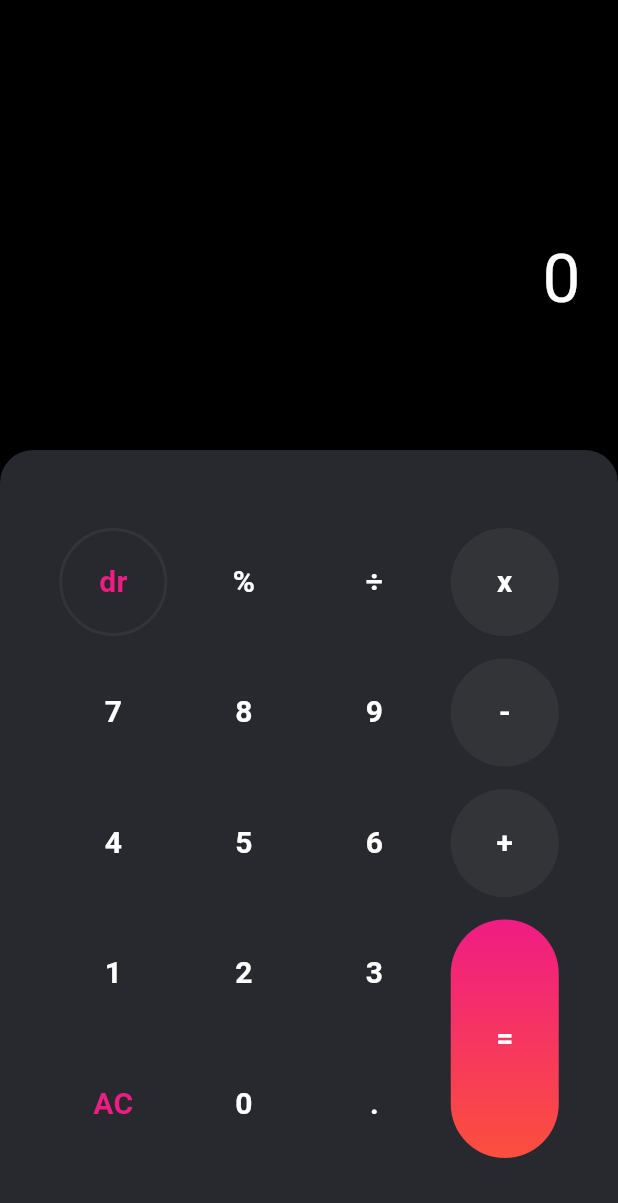
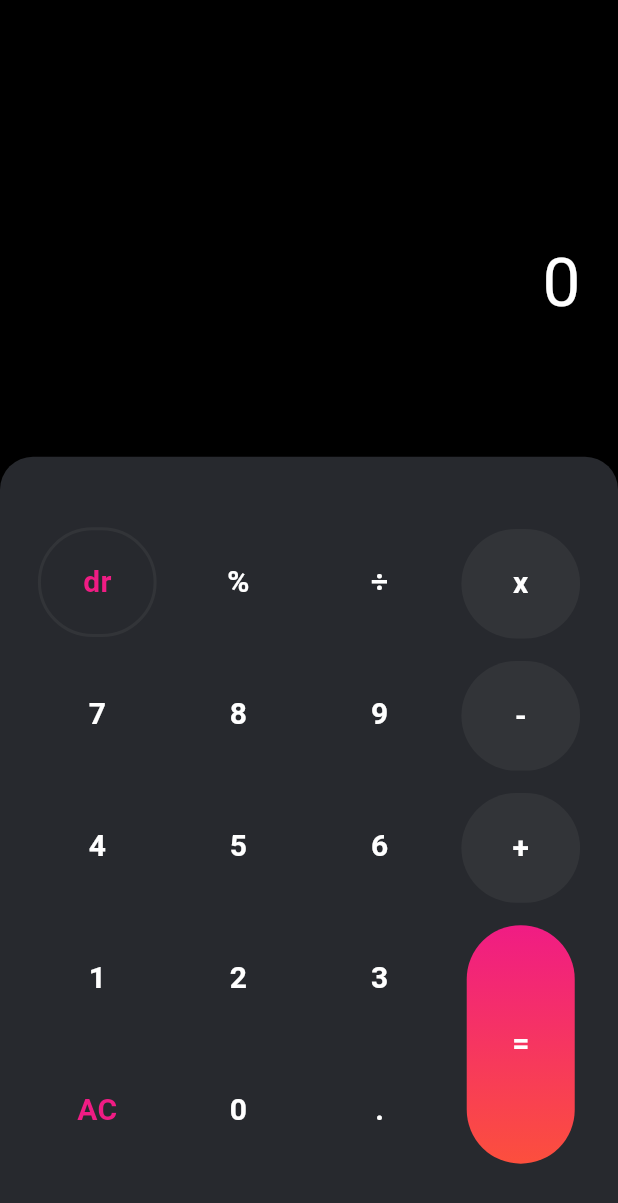
Before and after one commit to tanvirahmedananda/calculator2_0, a Flutter app: the screen it shows after launch, on a phone screen of 412 x 824 dp. Shown: the top 1203 px of the screen. Run offline on Flutter 3.47's test engine with Material 3 defaults, Android fonts, the light colour scheme and no system bars; drawn by our look-alikes of auto_size_text; our stand-ins replace math_expressions.

Commit message:
Fixed bug and removed unnecessary files

```diff
--- a/lib/pages/calculator.dart
+++ b/lib/pages/calculator.dart
@@ -25,7 +25,7 @@ class _CalculatorpageState extends State<Calculatorpage> {
             children: [
               ///Display
               Container(
-                  height: 300,
+                  height: mqHeight(300, context),
                   width: double.infinity,
                   padding:const EdgeInsets.all(25.0),
                   child: Column(
@@ -34,7 +34,7 @@ class _CalculatorpageState extends State<Calculatorpage> {
                     children: [
                       Container(
                         alignment: Alignment.centerRight,
-                        height: 80,
+                        height: mqHeight(80, context),
                         child: Text(
                           provider.displayNumber2,
                           style: TextStyle(
@@ -46,7 +46,7 @@ class _CalculatorpageState extends State<Calculatorpage> {
                       ),
                       Container(
                         alignment: Alignment.centerRight,
-                        height: 160,
+                        height: mqHeight(160, context),
                         width: double.maxFinite,
                         child: AutoSizeText(
                           provider.displayNumber1,
--- a/lib/providers/home_provider.dart
+++ b/lib/providers/home_provider.dart
@@ -55,7 +55,6 @@ class HomeProvider extends ChangeNotifier {
   }
 
   String preprocessExpression(String expression) {
-    // Match numbers followed by `%` and replace them correctly
     return expression.replaceAllMapped(RegExp(r'(\d+(\.\d+)?)%'), (match) {
       return '(${match.group(1)}/100)';
     }).replaceAllMapped(RegExp(r'([\d.]+)\s*([\+\-])\s*([\d.]+)%'), (match) {
@@ -111,7 +110,6 @@ class HomeProvider extends ChangeNotifier {
       }
     }
 
-    print(newExpression.toString());
     displayNumber2 = displayNumber1;
     double result = evaluateExpression(newExpression.toString());
     displayNumber1 = result.toString();
@@ -119,7 +117,6 @@ class HomeProvider extends ChangeNotifier {
         displayNumber1[displayNumber1.length - 1] == "0") {
       displayNumber1 = displayNumber1.substring(0, displayNumber1.length - 2);
     }
-    print(displayNumber1);
     notifyListeners();
   }
 
--- a/lib/utils/constants.dart
+++ b/lib/utils/constants.dart
@@ -1,10 +1,13 @@
 import 'package:flutter/material.dart';
 
+///Custom sizes
 double sizeboxsize = 15;
 double buttonwidth = 72;
 double buttonheight = 72;
 double buttonborder = 36;
 
+
+///Custom colors
 Color primarybackgroundcolor1 = const Color(0xff000000);
 Color displaytextcolor1 = const Color(0xffffffff);
 Color primarybuttoncolor1 = const Color(0xff27292e);
@@ -20,3 +23,13 @@ Color secondarybuttoncolor2 = const Color(0xffe9e9e9);
 Color grad1buttoncolor2 = const Color(0xfff01c84);
 Color grad2buttoncolor2 = const Color(0xfffc4f3d);
 Color buttontextcolor2 = const Color(0xff000000);
+
+
+///Custom height for each devices
+mqHeight(double height, BuildContext context) {
+  return height * ((MediaQuery.of(context).size.height) / 812);
+}
+
+mqWidth(double width, BuildContext context) {
+  return width * ((MediaQuery.of(context).size.width) / 375);
+}
--- a/lib/widgets/costombutton.dart
+++ b/lib/widgets/costombutton.dart
@@ -1,3 +1,4 @@
+import 'package:calculator2_0/utils/constants.dart';
 import 'package:flutter/material.dart';
 
 class Button extends StatelessWidget {
@@ -25,12 +26,12 @@ class Button extends StatelessWidget {
   Widget build(BuildContext context) {
     return Container(
       decoration: BoxDecoration(
-          borderRadius: BorderRadius.circular((buttonWidth / 2)),
+          borderRadius: BorderRadius.circular((mqWidth(buttonWidth, context) / 2)),
           color: buttonColor,
           border:
               Border.all(color: buttonShadowColor!, width: buttonShadowWidth!)),
-      height: buttonHeight,
-      width: buttonWidth,
+      height: mqHeight(buttonHeight, context),
+      width: mqWidth(buttonWidth, context),
       alignment: Alignment.center,
       child: Text(
         buttonText,
```
Also changed, not shown: lib/jiorejm.dart (deleted, +0 -88 lines).
